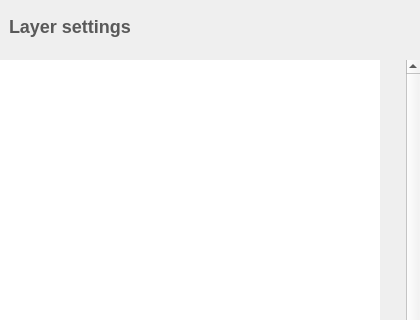
Before: the Qt Designer form library/tulip-gui/designer/SceneLayersConfigWidget.ui in Tulip-Dev/tulip, drawn with Qt 5; both pictures show x 0 to 420 and y 0 to 320 of the 420 by 540 pixel window.
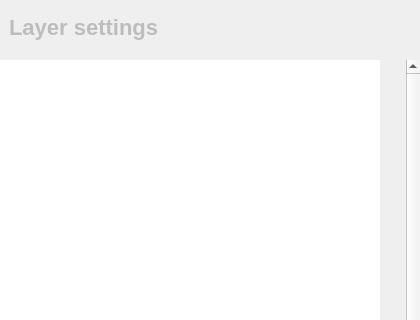
After: the same form once the commit is applied.

The edit to the form file:
```diff
--- a/library/tulip-gui/designer/SceneLayersConfigWidget.ui
+++ b/library/tulip-gui/designer/SceneLayersConfigWidget.ui
@@ -50,11 +50,11 @@
          </size>
         </property>
         <property name="styleSheet">
-         <string notr="true">font-weight: bold;
-	       color: #595959;</string>
+         <string notr="true">
+font-weight: bold; font-size: 22px; color: #A0A0A0A0</string>
         </property>
         <property name="text">
-         <string>&lt;font size=&quot;5&quot;&gt;Layer settings&lt;/font&gt;</string>
+         <string>Layer settings</string>
         </property>
        </widget>
       </item>
```
